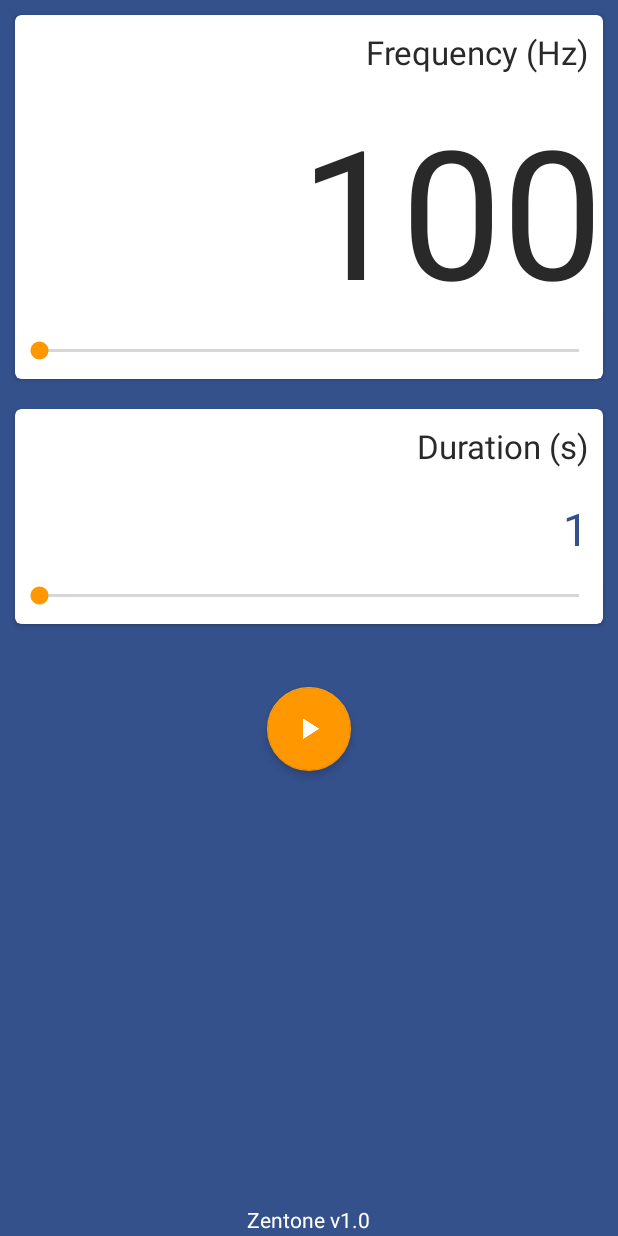
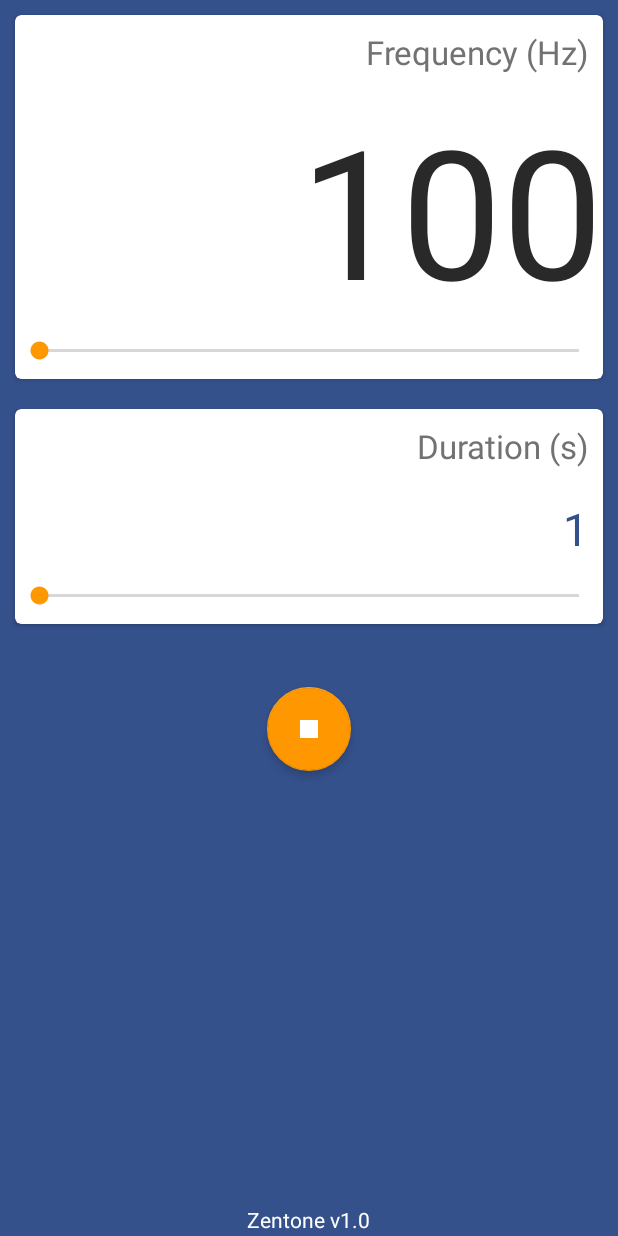
Before and after one commit to nisrulz/zentone, an Android app: the screen it shows after launch (MainActivity), after a tap on an icon or button, on a phone screen of 412 x 824 dp. Run offline under Robolectric (Android 15) with nearby library versions, the phone set to English and light mode, and no system bars.

Commit message:
(+) icon for stop state of fab (*) changed color of titles

```diff
--- a/app/src/main/java/in/excogitation/library_zentone/MainActivity.java
+++ b/app/src/main/java/in/excogitation/library_zentone/MainActivity.java
@@ -32,11 +32,12 @@ public class MainActivity extends AppCompatActivity {
         seekBarDuration = (SeekBar) findViewById(R.id.seekBarDuration);
         seekBarDuration.setMax(60);
 
-        FloatingActionButton myFab = (FloatingActionButton) findViewById(R.id.myFAB);
+        final FloatingActionButton myFab = (FloatingActionButton) findViewById(R.id.myFAB);
         myFab.setOnClickListener(new View.OnClickListener() {
             public void onClick(View v) {
                 if (!editTextFreq.getText().toString().equals("")) {
                     if (!isPlaying) {
+                        myFab.setImageDrawable(getResources().getDrawable(R.drawable.ic_stop_white_24dp));
                         freq = Integer.parseInt(editTextFreq.getText().toString());
                         duration = Integer.parseInt(editTextDuration.getText().toString());
                         // Play Tone
@@ -47,6 +48,7 @@ public class MainActivity extends AppCompatActivity {
                         // Stop Tone
                         ZenTone.getInstance().stop();
                         isPlaying = false;
+                        myFab.setImageDrawable(getResources().getDrawable(R.drawable.ic_play_arrow_white_24dp));
                     }
                 } else {
                     Toast.makeText(MainActivity.this, "Please enter a frequency!", Toast.LENGTH_SHORT).show();
--- a/app/src/main/res/layout/activity_main.xml
+++ b/app/src/main/res/layout/activity_main.xml
@@ -29,7 +29,7 @@
                 android:padding="10dp"
                 android:text="Frequency (Hz)"
                 android:textAppearance="?android:attr/textAppearanceLarge"
-                android:textColor="@color/primary_text" />
+                android:textColor="@color/secondary_text" />
 
             <EditText
                 android:id="@+id/editTextFreq"
@@ -78,7 +78,7 @@
                 android:padding="10dp"
                 android:text="Duration (s)"
                 android:textAppearance="?android:attr/textAppearanceLarge"
-                android:textColor="@color/primary_text" />
+                android:textColor="@color/secondary_text" />
 
             <EditText
                 android:id="@+id/editTextDuration"
```
Also changed, not shown: app/src/main/res/drawable-hdpi/ic_stop_white_24dp.png (added), app/src/main/res/drawable-mdpi/ic_stop_white_24dp.png (added), app/src/main/res/drawable-xhdpi/ic_stop_white_24dp.png (added), app/src/main/res/drawable-xxhdpi/ic_stop_white_24dp.png (added), app/src/main/res/drawable-xxxhdpi/ic_stop_white_24dp.png (added).
